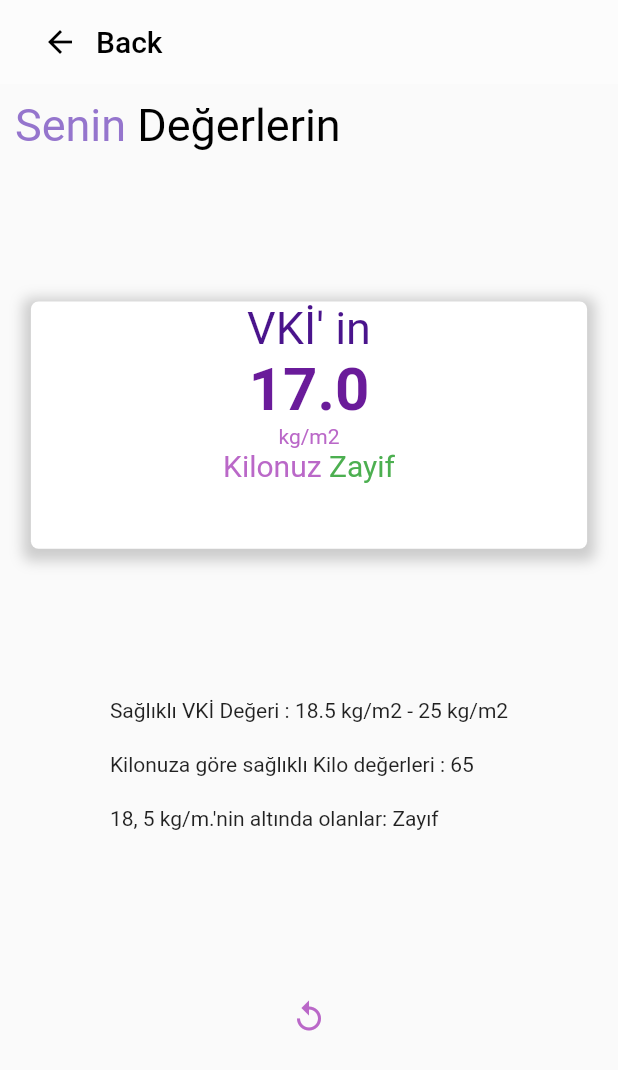
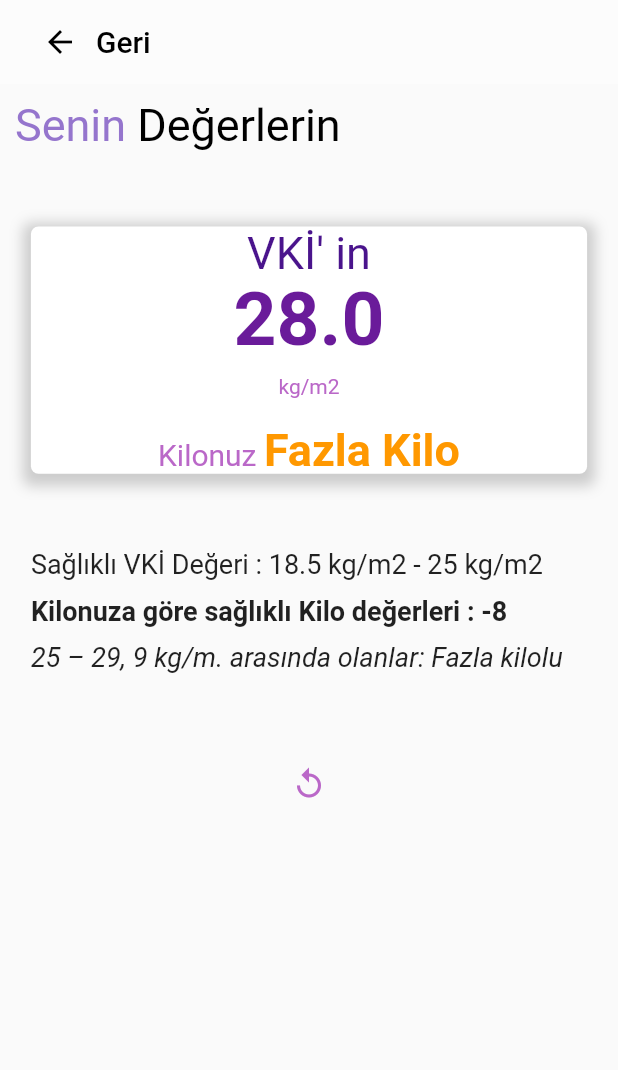
Before and after one commit to FatihBaycu/BmiCalculatorFlutter, a Flutter app: the screen it shows after launch, after a tap on "VKi Hesapla", on a phone screen of 412 x 824 dp. Shown: the top 1070 px of the screen. Run offline on Flutter 3.47's test engine with Material 2 defaults, Android fonts, the phone set to English and light mode, and no system bars; our stand-ins replace get.

Commit message:
02/09/2021

```diff
--- a/lib/bmi_detail.dart
+++ b/lib/bmi_detail.dart
@@ -7,10 +7,9 @@ class BmiDetail extends StatefulWidget {
   String? bmiNumber;
   String? idealWeight;
   String? isMyWeightNormal;
+  Color? weightWarningColor;
 
- // const BmiDetail({Key? key}) : super(key: key);
-
-  BmiDetail({this.weightMessage, this.bmiNumber, this.idealWeight,this.isMyWeightNormal});
+  BmiDetail({this.weightMessage, this.bmiNumber, this.idealWeight,this.isMyWeightNormal,this.weightWarningColor});
 
   @override
   _BmiDetailState createState() => _BmiDetailState();
@@ -21,36 +20,49 @@ class _BmiDetailState extends State<BmiDetail> {
   Widget build(BuildContext context) {
     return Scaffold(
       appBar: buildAppBar(),
-      body: Padding(
+      body: SingleChildScrollView(
+        child: Padding(
           padding: EdgeInsets.all(10),
           child: Wrap(
-            runSpacing: 100,
+              runSpacing: 50,
               children: [
             buildText(),
-          buildInfoBox(),
+            LayoutBuilder(builder: (context, BoxConstraints constraints)=>constraints.maxWidth>600?buildInfoBox(.9, .5):buildInfoBox(.9, .2)),
             buildMyVitals(),
-              Center(
+            buildBackButton()
+          ]),
+        ),
+      ),
+    );
+  }
+
+  Center buildBackButton() {
+    return Center(
               child: SizedBox(
                 child: IconButton(
                     onPressed: () => Get.off(MyHomePage()),
                     icon: Icon(Icons.replay,color: Colors.purple.shade300,)),
               ),
-              )
-
-
-        ]),
-      ),
             );
   }
 
-  Center buildMyVitals() {
+  Widget buildMyVitals() {
     return Center(
       child: Wrap(
-              runSpacing: 20,
+         direction: Axis.vertical,
+         spacing:10,
         children: [
-                Text("Sağlıklı VKİ Değeri : 18.5 kg/m2 - 25 kg/m2"),
-                Text("Kilonuza göre sağlıklı Kilo değerleri : ${widget.idealWeight}"),
-                Text(widget.weightMessage!),
+          Text("Sağlıklı VKİ Değeri : 18.5 kg/m2 - 25 kg/m2",style: TextStyle(fontSize: 18),),
+          Text("Kilonuza göre sağlıklı Kilo değerleri : ${widget.idealWeight}",textAlign: TextAlign.center,style: TextStyle(fontWeight: FontWeight.bold,fontSize: 18),),
+          Container(
+            width: MediaQuery.of(context).size.width*0.9,
+            child: Text(
+              widget.weightMessage!,
+              style: TextStyle(fontStyle: FontStyle.italic,fontSize: 18),
+              maxLines:5,
+              overflow: TextOverflow.ellipsis,
+            ),
+          ),
         ],
       ),
     );
@@ -67,20 +79,17 @@ class _BmiDetailState extends State<BmiDetail> {
             icon: Icon(Icons.arrow_back),
             color: Colors.black,
           ),
-          Text(
-            "Back",
-            style: TextStyle(color: Colors.black),
-          ),
+          Text("Geri",style: TextStyle(color: Colors.black),),
         ],
       ),
     );
   }
 
-  Center buildInfoBox() {
+  Widget buildInfoBox(double width,double height) {
     return Center(
             child: SizedBox(
-              width: Get.width * 0.9,
-              height: Get.height * 0.2,
+              width: Get.width *width,
+              height: Get.height *height,
               child: Container(
                 decoration: BoxDecoration(
                   color: Colors.white,
@@ -93,21 +102,22 @@ class _BmiDetailState extends State<BmiDetail> {
                       offset: Offset(0, 3), // changes position of shadow
                     ),
                   ],
-                 // border: Border.all(color: Colors.black),
                 ),
                 child: Column(
+
                   mainAxisAlignment: MainAxisAlignment.spaceEvenly,
                   children: [
-                    Text( "VKİ' in", style: TextStyle(fontSize: 30, color: Colors.purple.shade900),),
-                    Text(widget.bmiNumber!,style: TextStyle(fontSize: 40,fontWeight: FontWeight.bold,color: Colors.purple.shade800),),
-                    Text("kg/m2",style: TextStyle(color: Colors.purple.shade300),),
+                    Expanded(flex: 1,child: Text( "VKİ' in", style: TextStyle(fontSize: 30, color: Colors.purple.shade900),)),
+                    Expanded(flex: 2,child: Text(widget.bmiNumber!,style: TextStyle(fontSize: 50,fontWeight: FontWeight.bold,color: Colors.purple.shade800),)),
+                    Expanded(flex: 1,child: Text("kg/m2",style: TextStyle(color: Colors.purple.shade300),)),
                     Expanded(
+                      flex: 1,
                       child: RichText(
                         text: TextSpan(
                             style: TextStyle(fontSize: 14, color: Colors.black),
                             children: [
                               TextSpan(text: "Kilonuz ",style: TextStyle(fontSize: 20,color: Colors.purple.shade300)),
-                              TextSpan(text: widget.isMyWeightNormal,style: TextStyle(fontSize: 20,color: Colors.green)),
+                              TextSpan(text: widget.isMyWeightNormal,style: TextStyle(fontWeight: FontWeight.bold,fontSize: 30,color: widget.weightWarningColor!=null?widget.weightWarningColor:Colors.black)),
                             ]),
                       ),
                     ),
@@ -117,7 +127,6 @@ class _BmiDetailState extends State<BmiDetail> {
             ),
           );
   }
-
   RichText buildText() {
     return RichText(
       text: TextSpan(
--- a/lib/main.dart
+++ b/lib/main.dart
@@ -1,5 +1,4 @@
 import 'package:bmi_calculator/my_values.dart';
-import 'package:bmi_calculator/slider_widget.dart';
 import 'package:flutter/material.dart';
 import 'package:get/get.dart';
 
@@ -11,9 +10,10 @@ class MyApp extends StatelessWidget {
   @override
   Widget build(BuildContext context) {
     return GetMaterialApp(
+      debugShowCheckedModeBanner: false,
       color: Colors.white,
       theme: ThemeData.light(),
-      title: 'VKİ Hesaplayıcı',
+      title: "VKİ Hesaplayıcı",
       home: MyHomePage(),
     );
   }
@@ -50,7 +50,7 @@ class _MyHomePageState extends State<MyHomePage> {
         child: Wrap(
           runSpacing: 30,
           children: <Widget>[
-            Padding(padding: const EdgeInsets.all(10.0), child: Text(MyValues.vkiNedir,style: TextStyle(fontSize: 14,color: Colors.blueGrey.shade400),),),
+            Padding(padding: const EdgeInsets.all(15.0), child: Text(MyValues.vkiNedir,style: TextStyle(fontSize: 18,color: Colors.blueGrey.shade400),),),
             Row(
               mainAxisAlignment: MainAxisAlignment.spaceEvenly,
               children: [
@@ -61,30 +61,31 @@ class _MyHomePageState extends State<MyHomePage> {
             SizedBox(height: 50,),
             buildContainer(),
             buildContainerWidth(),
-            // SizedBox(width: Get.width,child:
-            //   SliderWidget(fullWidth:false,min: 0,max: 250,sliderHeight: 50,value: newValue,),),
-            buildButton(),
+
+            LayoutBuilder(builder: (context, BoxConstraints constraints)=>constraints.maxWidth>600?buildButton(0.9,0.2):buildButton(0.9,0.07)),
+            SizedBox(height: 100,)
           ],
         ),
       ),
     );
   }
 
-  Center buildButton() {
+  Center buildButton(double width,double height) {
     return Center(
               child: SizedBox(
-                width: Get.width*0.9,
-                height: Get.height*0.07,
+                width: Get.width*width,
+                height: Get.height*height,
                 child: ElevatedButton(
                   style: ButtonStyle(backgroundColor: MaterialStateProperty.all<Color>(changeColor()),
                   ),
                   onPressed: (){
                     isMyWeightNormal(26);
                      Get.off(()=>BmiDetail(
-                       weightMessage: getBmiMessage(differentCalculateBmi(width: width,weight: weight,gender: isBlur)),
-                      bmiNumber:differentCalculateBmi(width: width,weight: weight,gender: isBlur).toString(),
-                      idealWeight: calculateIdealWeight(gender: isBlur,width: width),
-                      isMyWeightNormal: isMyWeightNormal(differentCalculateBmi(width: width,weight: weight,gender: isBlur)),
+                      weightMessage:    getBmiMessage(calculateBmi(width: width,weight: weight,gender: isBlur)),
+                      bmiNumber:        calculateBmi(width: width,weight: weight,gender: isBlur).toString(),
+                      idealWeight:      calculateIdealWeight(gender: isBlur,width: width),
+                      isMyWeightNormal: isMyWeightNormal(calculateBmi(width: width,weight: weight,gender: isBlur)),
+                       weightWarningColor: getWeightWarningColor(calculateBmi(width: width,weight: weight,gender: isBlur)),
                      ));
                   },
                   child: Row(
@@ -203,9 +204,7 @@ class _MyHomePageState extends State<MyHomePage> {
         Image.asset("assets/images/man.png")),), onTap: ()=>setState(()=>opacitySwap()));
   }
 
-  Color changeColor(){
-    return isBlur?Colors.blue:Colors.orange;
-  }
+  Color changeColor()=>isBlur?Colors.blue:Colors.orange;
 
   String calculateIdealWeight({bool? gender, double? width}) {
     int number = 50;
@@ -213,35 +212,23 @@ class _MyHomePageState extends State<MyHomePage> {
 
     var result = number + 2.3 * ((width! / 2.54) - 60);
     String value = result.toString();
-    print("calculateIdealWeight: "+value.substring(0, 2));
     return value.substring(0, 2);
   }
 
   double calculateBmi({bool? gender, double? width, double? weight}) {
-    int number = 50;
-    number = gender == true ? number = 50 : 45;
-
-    double result = weight! / (width! * width);
-    String value = result.toString();
-    double newValue=double.parse(value.substring(3));
-    print("calculateBmi: "+value);
-    return newValue;
-    //return value.substring(2, 4);
-  }
-
-  double differentCalculateBmi({bool? gender, double? width, double? weight}) {
-    int number = 50;
-    number = gender == true ? number = 50 : 45;
+     int number=50;
+     number = gender == true ?number = 50 : 45;
 
     double result = weight! / (width! * width);
     String value = result.toString().substring(4,6);
     double newVal=double.parse(value);
-    print("differentCalculateBmi: "+newVal.toString());
     return newVal;
   }
 }
 
  String getBmiMessage(double value){
+   if(value<=0)
+     return MyValues.morbidObez;
   if(value>=40)
       return MyValues.morbidObez;
   if(value>=30)
@@ -252,11 +239,22 @@ class _MyHomePageState extends State<MyHomePage> {
       return MyValues.zayif;
 }
 
+ Color getWeightWarningColor(double value){
+   if(value<=0){return Colors.red;}
+   if(value>=40)
+    return Colors.red;
+  if(value>=30)
+    return Colors.redAccent.shade100;
+  if(value>=25)
+    return Colors.orange;
+  else
+    return Colors.green;
+}
+
 String isMyWeightNormal(double value){
-  if(value>40){
-    print("M");return "Morbid Obez";
-  }
-  else if(value>30){ print("Obez");return "Obez";}
-  else if(value>25) {print("Fazla Kilo");return "Fazla Kilo";}
-  else{print("Zayif");return "Zayif";}
+  if(value<=0){return "Morbid Obez";}
+  if(value>40){return "Morbid Obez";}
+  else if(value>30){ return "Obez";}
+  else if(value>25) {return "Fazla Kilo";}
+  else{return "Zayif";}
 }
--- a/pubspec.yaml
+++ b/pubspec.yaml
@@ -34,6 +34,7 @@ dev_dependencies:
   flutter_test:
     sdk: flutter
 
+
 # For information on the generic Dart part of this file, see the
 # following page: https://dart.dev/tools/pub/pubspec
 
@@ -48,6 +49,7 @@ flutter:
   # To add assets to your application, add an assets section, like this:
   assets:
    - assets/images/
+   - assets/icon/icon.png
 
 
   # An image asset can refer to one or more resolution-specific "variants", see
```
Also changed, not shown: lib/custom_slider_thumb_circle.dart (deleted, +0 -64 lines), lib/slider_widget.dart (deleted, +0 -117 lines), assets/icon/icon.png (added). Lines whose indentation alone changed are shown as unchanged.
